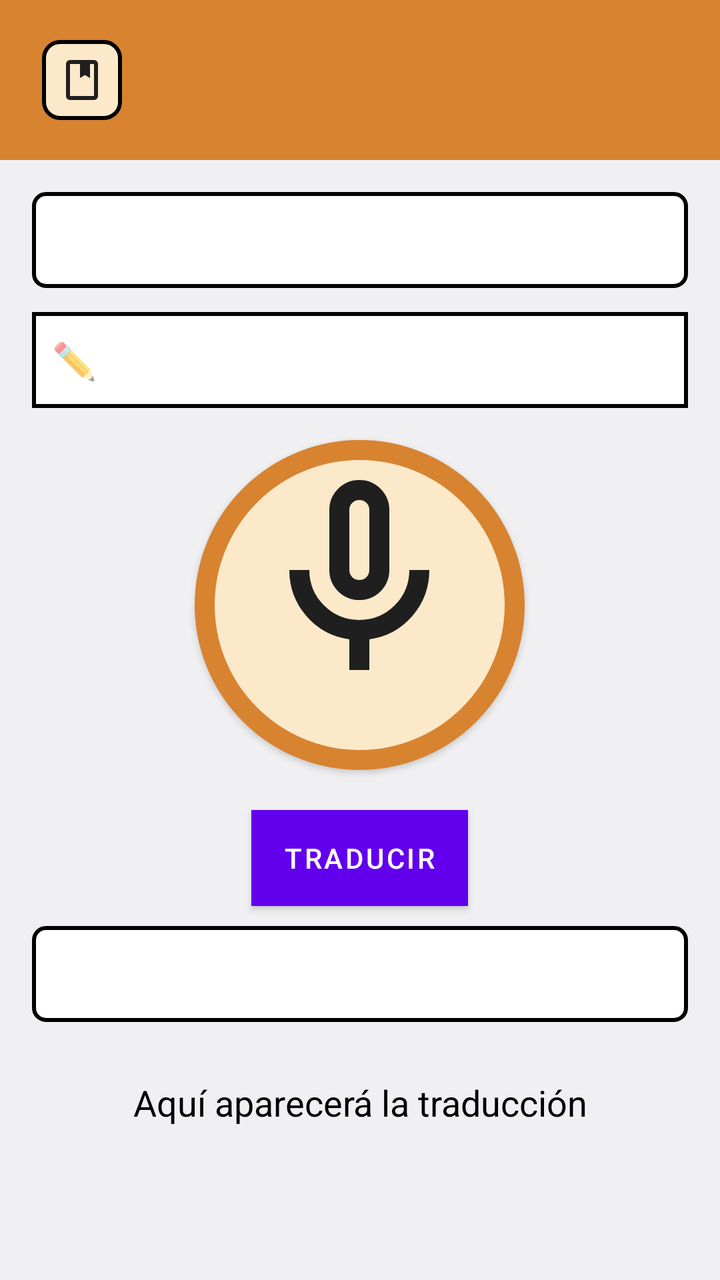
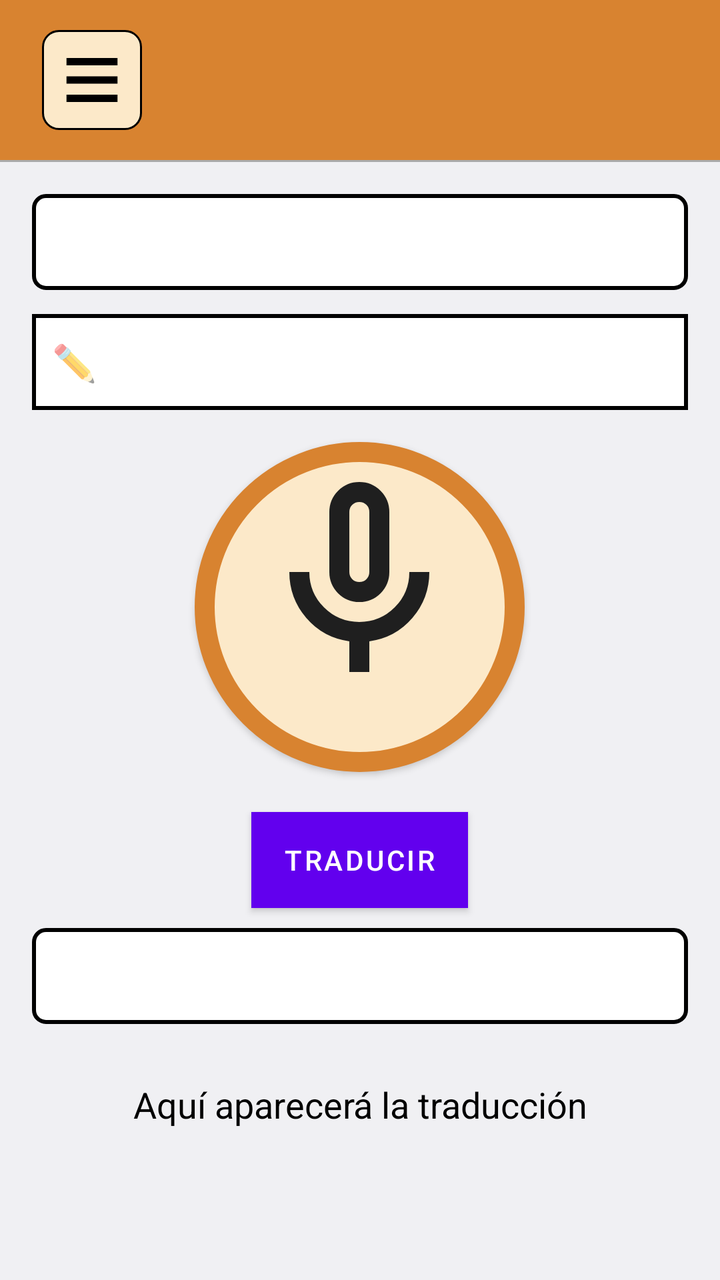

The first picture is an Android layout as it rendered before a commit; the second is the same layout after the commit. The layout source and the unified diff follow.
<!-- AndroidManifest.xml: application theme Theme.NoBarTop -->
<!-- res/layout/actymain.xml -->
<?xml version="1.0" encoding="utf-8"?>
<androidx.drawerlayout.widget.DrawerLayout
    xmlns:android="http://schemas.android.com/apk/res/android"
    xmlns:app="http://schemas.android.com/apk/res-auto"
    xmlns:tools="http://schemas.android.com/tools"
    android:id="@+id/drawerLayout"
    android:layout_width="match_parent"
    android:layout_height="match_parent">

    
    <LinearLayout
        android:layout_width="match_parent"
        android:layout_height="match_parent"
        android:orientation="vertical">

        
        <LinearLayout
            android:id="@+id/headerLayout"
            android:layout_width="match_parent"
            android:layout_height="80dp"
            android:orientation="horizontal"
            android:background="@color/orange"
            android:paddingEnd="16dp"
            android:paddingStart="16dp"
            android:gravity="center_vertical">

            <View
                android:layout_width="5dp"
                android:layout_height="match_parent"
                android:layout_weight="0" />

            <ImageButton
                android:id="@+id/iconoSuperiorDerecha"
                android:layout_width="40dp"
                android:layout_height="40dp"
                android:src="@drawable/book"
                android:contentDescription="Icono menú"
                android:padding="6dp"
                android:background="@drawable/fondeo_redondeado_dos"/>
        </LinearLayout>

        
        <LinearLayout
            android:layout_width="match_parent"
            android:layout_height="0dp"
            android:layout_weight="1"
            android:orientation="vertical"
            android:padding="16dp"
            android:background="@color/gray"
            android:gravity="center_horizontal">

            <Spinner
                android:id="@+id/spinnerIdiomaOrigen"
                android:layout_width="match_parent"
                android:layout_height="48dp"
                android:layout_marginBottom="12dp"
                android:background="@drawable/spiner_redondeado"/>

            <EditText
                android:id="@+id/input"
                android:layout_width="match_parent"
                android:layout_height="48dp"
                android:background="@drawable/borde_edittext"
                android:hint="✏️ "
                android:textColor="@android:color/black"/>

            <Button
                android:id="@+id/botonGrabar"
                android:layout_marginTop="16dp"
                android:layout_width="165dp"
                android:layout_height="165dp"
                android:layout_marginBottom="10dp"
                android:background="@drawable/fondo_circular"
                android:backgroundTint="@null"
                android:contentDescription="Botón grabar"
                android:drawableTop="@drawable/micro"
                android:gravity="center"
                android:text=""
                app:backgroundTint="@null" />

            <Button
                android:id="@+id/boton"
                android:layout_margin="10dp"
                android:layout_width="wrap_content"
                android:layout_height="wrap_content"
                android:text="Traducir"
                android:background="@color/green"/>

            <Spinner
                android:id="@+id/spinnerIdiomaDestino"
                android:layout_width="match_parent"
                android:layout_height="48dp"
                android:layout_marginBottom="12dp"
                android:background="@drawable/spiner_redondeado"/>

            <TextView
                android:id="@+id/textoTraduccion"
                android:layout_width="match_parent"
                android:layout_height="wrap_content"
                android:gravity="center"
                android:maxHeight="150dp"
                android:padding="16dp"
                android:text="Aquí aparecerá la traducción"
                android:textColor="@android:color/black"
                android:textSize="18sp" />
        </LinearLayout>
    </LinearLayout>

    
    <LinearLayout
        android:layout_width="280dp"
        android:layout_height="match_parent"
        android:layout_gravity="start"
        android:orientation="vertical"
        android:background="@android:color/white">

        <TextView
            android:layout_width="match_parent"
            android:layout_height="wrap_content"
            android:text="Menú"
            android:textSize="18sp"
            android:padding="16dp"/>

        <Button
            android:id="@+id/btnSaludos"
            android:layout_width="match_parent"
            android:layout_height="wrap_content"
            android:text="Saludos"/>
    </LinearLayout>

</androidx.drawerlayout.widget.DrawerLayout>
<!-- resources referenced by this layout -->
<resources>
  <color name="gray">#F0F0F3</color>
  <color name="green">#286758</color>
  <color name="orange">#d88330</color>
  <!-- drawable book (drawable) -->
  <vector xmlns:android="http://schemas.android.com/apk/res/android"
      android:width="24dp"
      android:height="24dp"
      android:viewportWidth="960"
      android:viewportHeight="960">
    <path
        android:pathData="M240,880q-33,0 -56.5,-23.5T160,800v-640q0,-33 23.5,-56.5T240,80h480q33,0 56.5,23.5T800,160v640q0,33 -23.5,56.5T720,880L240,880ZM240,800h480v-640h-80v280l-100,-60 -100,60v-280L240,160v640ZM240,800v-640,640ZM440,440 L540,380 640,440 540,380 440,440Z"
        android:fillColor="#1f1f1f"/>
  </vector>
  <!-- drawable borde_edittext (drawable) -->
  <?xml version="1.0" encoding="utf-8"?>
  <shape xmlns:android="http://schemas.android.com/apk/res/android"
      android:shape="rectangle">
      <solid android:color="@android:color/white"/>
      <stroke android:width="2dp" android:color="@color/black"/>
      <corners android:radius="0dp"/>
      <padding android:left="10dp" android:top="10dp"
          android:right="10dp" android:bottom="10dp"/>
  </shape>
  <!-- drawable fondeo_redondeado_dos (drawable) -->
  <?xml version="1.0" encoding="utf-8"?>
  <shape xmlns:android="http://schemas.android.com/apk/res/android"
      android:shape="rectangle">
  
      <solid android:color="@color/yellow" />  
  
      <corners android:radius="8dp" />  
  
      <stroke
          android:width="2dp"
          android:color="@color/black" />     
  
  </shape>
  <!-- drawable fondo_circular (drawable) -->
  <?xml version="1.0" encoding="utf-8"?>
  <shape xmlns:android="http://schemas.android.com/apk/res/android"
      android:shape="oval">
  
      <solid android:color="@color/yellow"/>
  
      <stroke
          android:width="10dp"
          android:color="@color/orange" /> 
  </shape>
  <!-- drawable micro (drawable) -->
  <vector xmlns:android="http://schemas.android.com/apk/res/android"
      android:width="120dp"
      android:height="120dp"
      android:viewportWidth="960"
      android:viewportHeight="960">
    <path
        android:pathData="M480,560q-50,0 -85,-35t-35,-85v-240q0,-50 35,-85t85,-35q50,0 85,35t35,85v240q0,50 -35,85t-85,35ZM480,320ZM440,840v-123q-104,-14 -172,-93t-68,-184h80q0,83 58.5,141.5T480,640q83,0 141.5,-58.5T680,440h80q0,105 -68,184t-172,93v123h-80ZM480,480q17,0 28.5,-11.5T520,440v-240q0,-17 -11.5,-28.5T480,160q-17,0 -28.5,11.5T440,200v240q0,17 11.5,28.5T480,480Z"
        android:fillColor="#1f1f1f"/>
  </vector>
  <!-- drawable spiner_redondeado (drawable) -->
  <?xml version="1.0" encoding="utf-8"?>
  <shape xmlns:android="http://schemas.android.com/apk/res/android"
      android:shape="rectangle">
      
      <solid android:color="@android:color/white" />
      
      <stroke
          android:width="2dp"
          android:color="@android:color/black" />
      
      <corners android:radius="6dp"/>
      
      <padding
          android:left="8dp"
          android:top="8dp"
          android:right="8dp"
          android:bottom="8dp" />
  </shape>
  <style name="Theme.NoBarTop" parent="Theme.MaterialComponents.DayNight.NoActionBar">
          
          <item name="colorPrimary">@color/purple_500</item>
          <item name="colorPrimaryVariant">@color/purple_700</item>
          <item name="colorOnPrimary">@color/white</item>
          
          <item name="colorSecondary">@color/teal_200</item>
          <item name="colorSecondaryVariant">@color/teal_700</item>
          <item name="colorOnSecondary">@color/black</item>
          
          <item name="android:statusBarColor">@color/white</item>
          
      </style>
  <color name="black">#FF000000</color>
  <color name="yellow">#FCE9C9</color>
  <color name="purple_500">#FF6200EE</color>
  <color name="purple_700">#FF3700B3</color>
  <color name="white">#FFFFFFFF</color>
  <color name="teal_200">#FF03DAC5</color>
  <color name="teal_700">#FF018786</color>
</resources>

<!-- the commit's change to res/layout/actymain.xml (unified diff, before → after) -->
@@ -22,7 +22,10 @@
             android:background="@color/orange"
             android:paddingEnd="16dp"
             android:paddingStart="16dp"
-            android:gravity="center_vertical">
+            android:gravity="center_vertical"
+            app:layout_constraintTop_toTopOf="parent"
+            app:layout_constraintStart_toStartOf="parent"
+            app:layout_constraintEnd_toEndOf="parent">
 
             <View
                 android:layout_width="5dp"
@@ -31,13 +34,22 @@
 
             <ImageButton
                 android:id="@+id/iconoSuperiorDerecha"
-                android:layout_width="40dp"
-                android:layout_height="40dp"
-                android:src="@drawable/book"
+                android:layout_width="50dp"
+                android:layout_height="50dp"
+                android:src="@drawable/menu_barra"
                 android:contentDescription="Icono menú"
                 android:padding="6dp"
-                android:background="@drawable/fondeo_redondeado_dos"/>
+                android:background="@drawable/fondeo_redondeado_dos"
+                />
         </LinearLayout>
+        <View
+            android:layout_width="match_parent"
+            android:layout_height="1dp"
+            android:background="@android:color/darker_gray"
+            app:layout_constraintTop_toBottomOf="@id/headerLayout"
+            app:layout_constraintStart_toStartOf="parent"
+            app:layout_constraintEnd_toEndOf="parent"/>
+
 
         
         <LinearLayout
<!-- resource entries referenced after the edit -->
@@ -3,16 +3,6 @@
   <color name="gray">#F0F0F3</color>
   <color name="green">#286758</color>
   <color name="orange">#d88330</color>
-  <!-- drawable book (drawable) -->
-  <vector xmlns:android="http://schemas.android.com/apk/res/android"
-      android:width="24dp"
-      android:height="24dp"
-      android:viewportWidth="960"
-      android:viewportHeight="960">
-    <path
-        android:pathData="M240,880q-33,0 -56.5,-23.5T160,800v-640q0,-33 23.5,-56.5T240,80h480q33,0 56.5,23.5T800,160v640q0,33 -23.5,56.5T720,880L240,880ZM240,800h480v-640h-80v280l-100,-60 -100,60v-280L240,160v640ZM240,800v-640,640ZM440,440 L540,380 640,440 540,380 440,440Z"
-        android:fillColor="#1f1f1f"/>
-  </vector>
   <!-- drawable borde_edittext (drawable) -->
   <?xml version="1.0" encoding="utf-8"?>
   <shape xmlns:android="http://schemas.android.com/apk/res/android"
@@ -33,7 +23,7 @@
       <corners android:radius="8dp" />  
   
       <stroke
-          android:width="2dp"
+          android:width="1dp"
           android:color="@color/black" />     
   
   </shape>
@@ -48,6 +38,16 @@
           android:width="10dp"
           android:color="@color/orange" /> 
   </shape>
+  <!-- drawable menu_barra (drawable) -->
+  <vector xmlns:android="http://schemas.android.com/apk/res/android"
+      android:width="34dp"
+      android:height="44dp"
+      android:viewportWidth="960"
+      android:viewportHeight="960">
+    <path
+        android:pathData="M120,720v-80h720v80L120,720ZM120,520v-80h720v80L120,520ZM120,320v-80h720v80L120,320Z"
+        android:fillColor="#000000"/>
+  </vector>
   <!-- drawable micro (drawable) -->
   <vector xmlns:android="http://schemas.android.com/apk/res/android"
       android:width="120dp"
